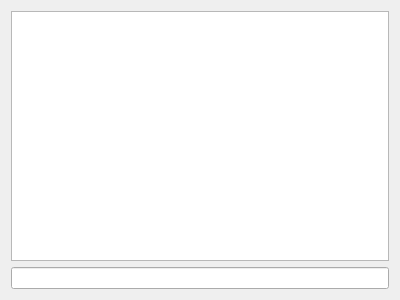
First picture: the form in herowidget.ui, repository Denisqu/pick-suggester, before the edit.
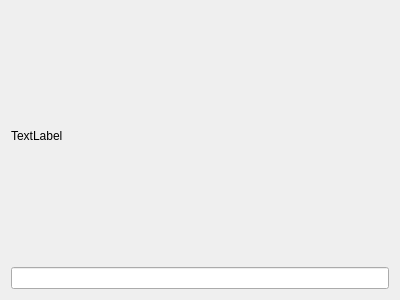
Second picture: the form after the edit.

What changed in the file:
```diff
--- a/herowidget.ui
+++ b/herowidget.ui
@@ -15,7 +15,11 @@
   </property>
   <layout class="QVBoxLayout" name="verticalLayout_2">
    <item>
-    <widget class="QGraphicsView" name="graphicsView"/>
+    <widget class="QLabel" name="imageLabel">
+     <property name="text">
+      <string>TextLabel</string>
+     </property>
+    </widget>
    </item>
    <item>
     <widget class="QLineEdit" name="lineEdit"/>
```
